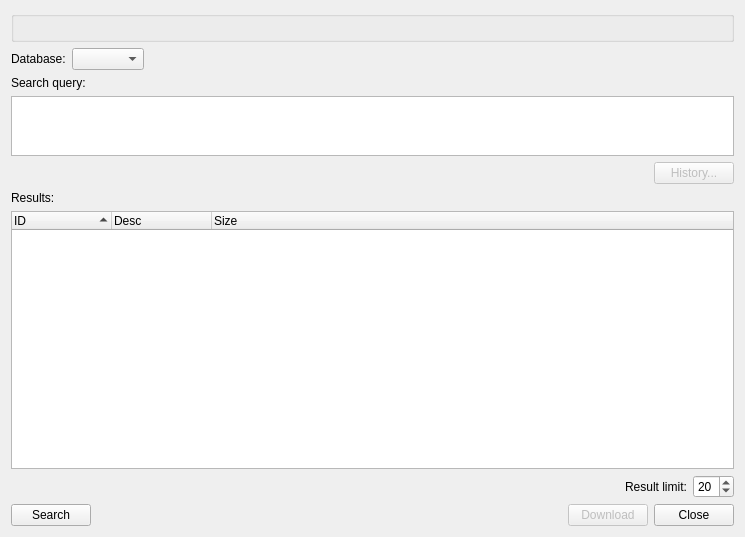
violethaze74/ugene, file src/corelibs/U2Gui/src/util/ui/SearchGenbankSequenceDialog.ui: the form before one commit.
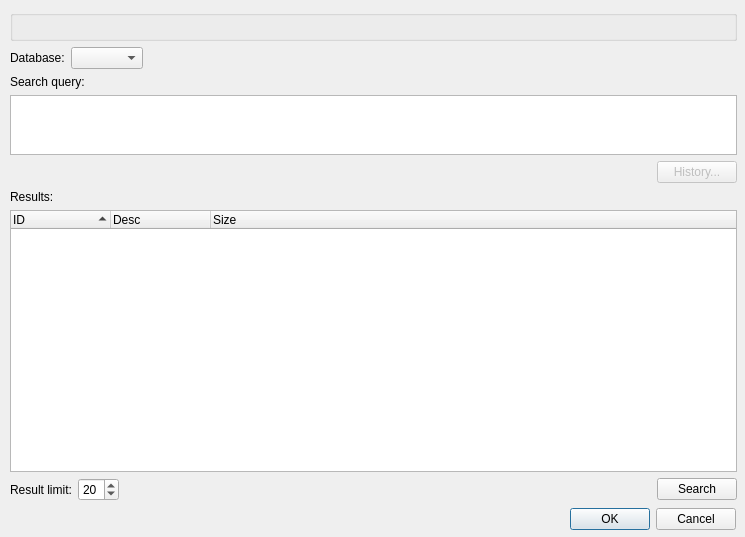
The form after the commit.

Commit message: Help system for all dialogs, UI improvements for all dialogs.

```diff
--- a/src/corelibs/U2Gui/src/util/ui/SearchGenbankSequenceDialog.ui
+++ b/src/corelibs/U2Gui/src/util/ui/SearchGenbankSequenceDialog.ui
@@ -13,8 +13,30 @@
   <property name="windowTitle">
    <string>NCBI Sequence Search</string>
   </property>
-  <layout class="QVBoxLayout" name="verticalLayout">
-   <item>
+  <widget class="QDialogButtonBox" name="buttonBox">
+   <property name="geometry">
+    <rect>
+     <x>9</x>
+     <y>508</y>
+     <width>727</width>
+     <height>23</height>
+    </rect>
+   </property>
+   <property name="standardButtons">
+    <set>QDialogButtonBox::Cancel|QDialogButtonBox::Ok</set>
+   </property>
+  </widget>
+  <widget class="QWidget" name="layoutWidget">
+   <property name="geometry">
+    <rect>
+     <x>10</x>
+     <y>10</y>
+     <width>727</width>
+     <height>491</height>
+    </rect>
+   </property>
+   <layout class="QGridLayout" name="gridLayout_2">
+    <item row="0" column="0">
     <widget class="QGroupBox" name="queryBuilderBox">
      <property name="title">
       <string/>
@@ -22,7 +44,7 @@
      <layout class="QVBoxLayout" name="verticalLayout_2"/>
     </widget>
    </item>
-   <item>
+    <item row="1" column="0">
     <layout class="QHBoxLayout" name="horizontalLayout">
      <item>
       <widget class="QLabel" name="label_3">
@@ -49,14 +71,14 @@
      </item>
     </layout>
    </item>
-   <item>
+    <item row="2" column="0">
     <widget class="QLabel" name="label">
      <property name="text">
       <string>Search query:</string>
      </property>
     </widget>
    </item>
-   <item>
+    <item row="3" column="0">
     <widget class="QTextEdit" name="queryEdit">
      <property name="maximumSize">
       <size>
@@ -69,7 +91,7 @@
      </property>
     </widget>
    </item>
-   <item>
+    <item row="4" column="0">
     <layout class="QHBoxLayout" name="horizontalLayout_3">
      <item>
       <spacer name="horizontalSpacer">
@@ -96,14 +118,14 @@
      </item>
     </layout>
    </item>
-   <item>
+    <item row="5" column="0">
     <widget class="QLabel" name="label_2">
      <property name="text">
       <string>Results:</string>
      </property>
     </widget>
    </item>
-   <item>
+    <item row="6" column="0">
     <widget class="QTreeWidget" name="treeWidget">
      <property name="selectionMode">
       <enum>QAbstractItemView::ExtendedSelection</enum>
@@ -131,29 +153,16 @@
      </column>
     </widget>
    </item>
-   <item>
-    <layout class="QHBoxLayout" name="horizontalLayout_4">
-     <item>
-      <spacer name="horizontalSpacer_4">
-       <property name="orientation">
-        <enum>Qt::Horizontal</enum>
-       </property>
-       <property name="sizeHint" stdset="0">
-        <size>
-         <width>40</width>
-         <height>20</height>
-        </size>
-       </property>
-      </spacer>
-     </item>
-     <item>
+    <item row="7" column="0">
+     <layout class="QGridLayout" name="gridLayout">
+      <item row="0" column="0">
       <widget class="QLabel" name="label_4">
        <property name="text">
         <string>Result limit:</string>
        </property>
       </widget>
      </item>
-     <item>
+      <item row="0" column="1">
       <widget class="QSpinBox" name="resultLimitBox">
        <property name="minimum">
         <number>1</number>
@@ -163,50 +172,30 @@
        </property>
       </widget>
      </item>
-    </layout>
-   </item>
-   <item>
-    <layout class="QHBoxLayout" name="horizontalLayout_2">
-     <item>
+      <item row="0" column="2">
+       <spacer name="horizontalSpacer_3">
+        <property name="orientation">
+         <enum>Qt::Horizontal</enum>
+        </property>
+        <property name="sizeHint" stdset="0">
+         <size>
+          <width>40</width>
+          <height>20</height>
+         </size>
+        </property>
+       </spacer>
+      </item>
+      <item row="0" column="3">
       <widget class="QPushButton" name="searchButton">
        <property name="text">
         <string>Search</string>
        </property>
       </widget>
      </item>
-     <item>
-      <spacer name="horizontalSpacer_3">
-       <property name="orientation">
-        <enum>Qt::Horizontal</enum>
-       </property>
-       <property name="sizeHint" stdset="0">
-        <size>
-         <width>40</width>
-         <height>20</height>
-        </size>
-       </property>
-      </spacer>
-     </item>
-     <item>
-      <widget class="QPushButton" name="downloadButton">
-       <property name="enabled">
-        <bool>false</bool>
-       </property>
-       <property name="text">
-        <string>Download</string>
-       </property>
-      </widget>
-     </item>
-     <item>
-      <widget class="QPushButton" name="closeButton">
-       <property name="text">
-        <string>Close</string>
-       </property>
-      </widget>
-     </item>
     </layout>
    </item>
   </layout>
+  </widget>
  </widget>
  <resources/>
  <connections>
```
Left out of the diff: 8 changed lines with no effect on the pictures. Lines whose indentation alone changed are shown as unchanged. The commit also changes 309 other files.
